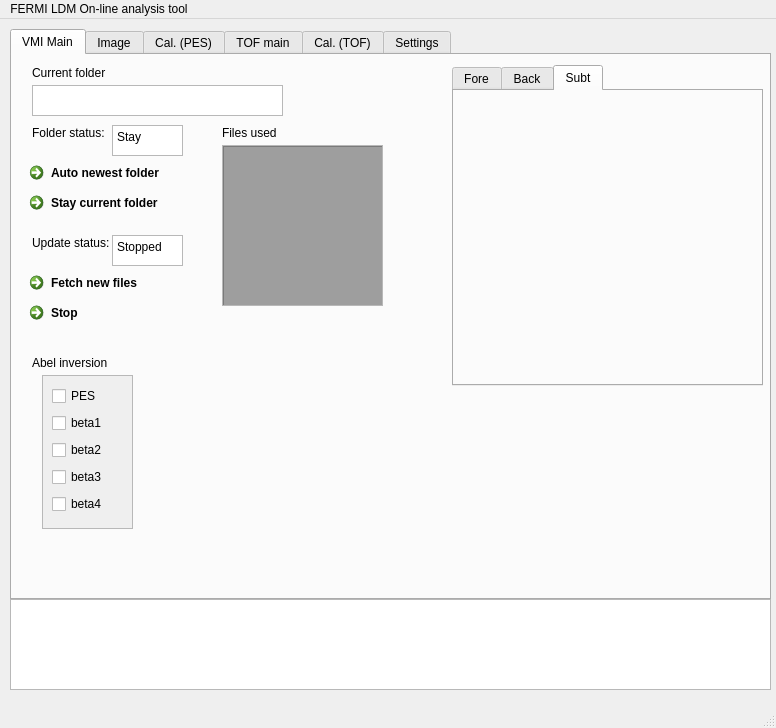
This is gui_scripts/files_to_build_gui/form.ui in a-ngai/SolvatedElectronsBeamtime as Qt 5 draws it before an edit. The edited form follows.
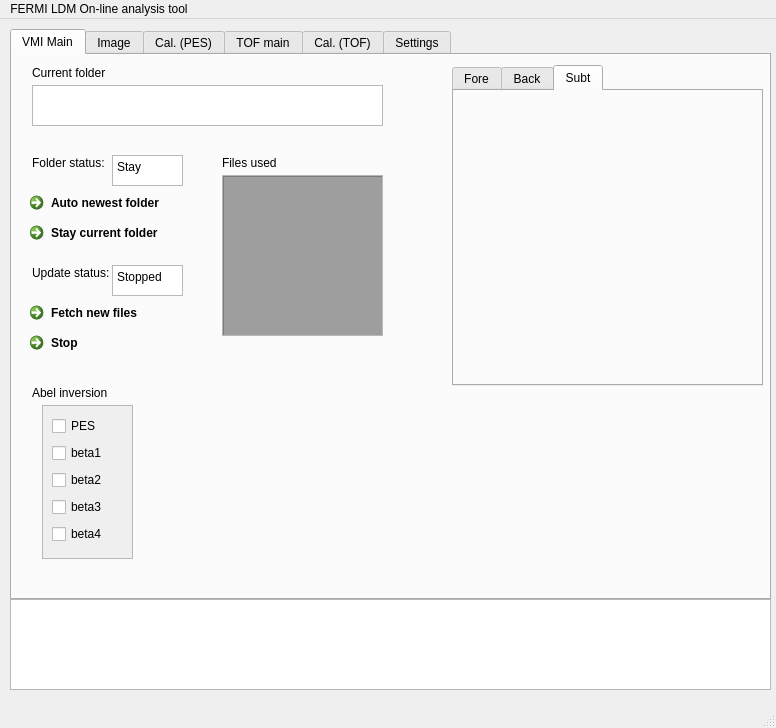
This is the edited form. The open tabs and pages were chosen to show the change.

Commit message:
Finished up the "TOF main" tab of the GUI
Also added a "TOF baseline points" box for simple baseline subtraction
of the TOF spectra (otherwise, the "foreground" and "background"
typically have a large positive value ~440 units, and peaks would only go down
maybe 10 units.

Patch:
```diff
--- a/gui_scripts/files_to_build_gui/form.ui
+++ b/gui_scripts/files_to_build_gui/form.ui
@@ -46,7 +46,7 @@
       <property name="geometry">
        <rect>
         <x>210</x>
-        <y>90</y>
+        <y>120</y>
         <width>161</width>
         <height>161</height>
        </rect>
@@ -88,7 +88,7 @@
       <property name="geometry">
        <rect>
         <x>10</x>
-        <y>210</y>
+        <y>240</y>
         <width>181</width>
         <height>31</height>
        </rect>
@@ -147,7 +147,7 @@
       <property name="geometry">
        <rect>
         <x>30</x>
-        <y>320</y>
+        <y>350</y>
         <width>91</width>
         <height>154</height>
        </rect>
@@ -207,7 +207,7 @@
       <property name="geometry">
        <rect>
         <x>210</x>
-        <y>70</y>
+        <y>100</y>
         <width>61</width>
         <height>16</height>
        </rect>
@@ -234,8 +234,8 @@
        <rect>
         <x>20</x>
         <y>30</y>
-        <width>251</width>
-        <height>31</height>
+        <width>351</width>
+        <height>41</height>
        </rect>
       </property>
      </widget>
@@ -243,7 +243,7 @@
       <property name="geometry">
        <rect>
         <x>20</x>
-        <y>180</y>
+        <y>210</y>
         <width>91</width>
         <height>16</height>
        </rect>
@@ -256,7 +256,7 @@
       <property name="geometry">
        <rect>
         <x>100</x>
-        <y>180</y>
+        <y>210</y>
         <width>71</width>
         <height>31</height>
        </rect>
@@ -276,7 +276,7 @@
       <property name="geometry">
        <rect>
         <x>10</x>
-        <y>240</y>
+        <y>270</y>
         <width>181</width>
         <height>31</height>
        </rect>
@@ -289,7 +289,7 @@
       <property name="geometry">
        <rect>
         <x>20</x>
-        <y>300</y>
+        <y>330</y>
         <width>91</width>
         <height>16</height>
        </rect>
@@ -302,25 +302,25 @@
       <property name="geometry">
        <rect>
         <x>10</x>
-        <y>100</y>
-        <width>181</width>
-        <height>31</height>
-       </rect>
-      </property>
-      <property name="text">
-       <string>Auto newest folder</string>
-      </property>
-     </widget>
-     <widget class="QCommandLinkButton" name="button_stay_current_folder">
-      <property name="geometry">
-       <rect>
-        <x>10</x>
         <y>130</y>
         <width>181</width>
         <height>31</height>
        </rect>
       </property>
       <property name="text">
+       <string>Auto newest folder</string>
+      </property>
+     </widget>
+     <widget class="QCommandLinkButton" name="button_stay_current_folder">
+      <property name="geometry">
+       <rect>
+        <x>10</x>
+        <y>160</y>
+        <width>181</width>
+        <height>31</height>
+       </rect>
+      </property>
+      <property name="text">
        <string>Stay current folder</string>
       </property>
      </widget>
@@ -328,7 +328,7 @@
       <property name="geometry">
        <rect>
         <x>100</x>
-        <y>70</y>
+        <y>100</y>
         <width>71</width>
         <height>31</height>
        </rect>
@@ -348,7 +348,7 @@
       <property name="geometry">
        <rect>
         <x>20</x>
-        <y>70</y>
+        <y>100</y>
         <width>91</width>
         <height>16</height>
        </rect>
```
Left out of the diff: 39 changed lines with no effect on the pictures. The commit also changes 2 other files.
